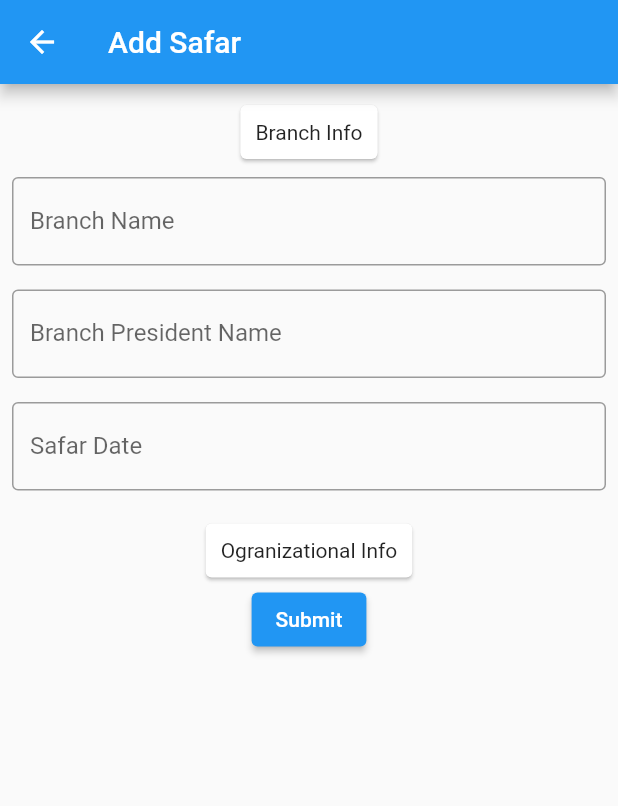
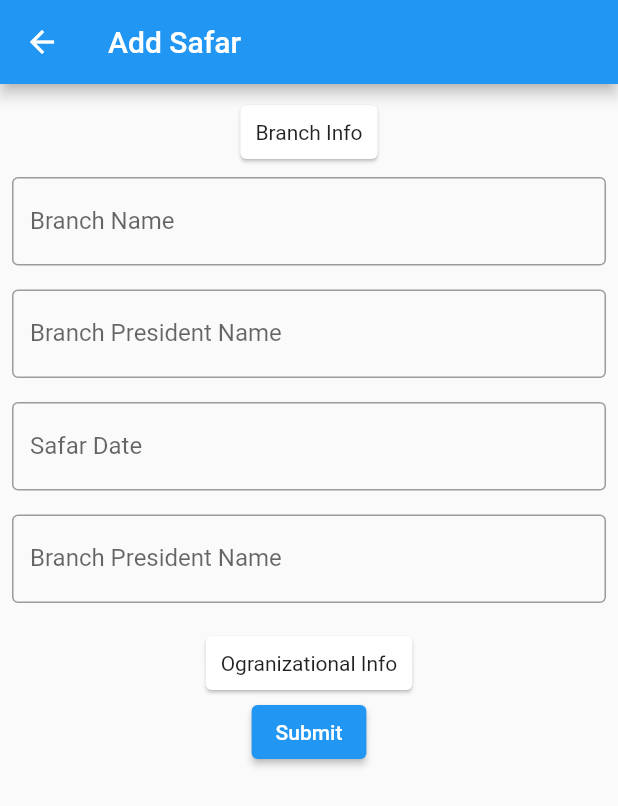
Before and after one commit to bodrulamin/safarprotibedon-dart, a Flutter app: the AddSafar screen opened by its route, on a phone screen of 412 x 824 dp. Shown: the top 806 px of the screen. Run offline on Flutter 3.47's test engine with Material 2 defaults, Android fonts, the phone set to English and light mode, and no system bars; our stand-ins replace cloud_firestore, firebase_auth, firebase_core, flutter_datetime_picker; accounts and stored records are empty.

Commit message:
changed by me

```diff
--- a/lib/main.dart
+++ b/lib/main.dart
@@ -15,6 +15,8 @@ Future<void> main() async {
   await Firebase.initializeApp();
   runApp(MyApp());
 }
+
+
 
 
 
--- a/lib/screens/add_safar.dart
+++ b/lib/screens/add_safar.dart
@@ -36,12 +36,13 @@ class _AddSafarState extends State<AddSafar> {
             child: Column(
               children: <Widget>[
                 // branchinfos
-                getCard(cardText: branchInfo),
+                GetCard(cardText: branchInfo),
                 getBranchInfo(defaultPadding),
 
-                getCard(cardText: orgInfo),
+                GetCard(cardText: orgInfo),
                 ElevatedButton(
                   onPressed: () {
+
                     // Validate returns true if the form is valid, or false otherwise.
                     if (_formKey.currentState!.validate()) {
                       // If the form is valid, display a snackbar. In the real world,
@@ -127,15 +128,25 @@ class _AddSafarState extends State<AddSafar> {
         ),
 
 
-
-
+        Padding(
+          padding: EdgeInsets.fromLTRB(
+              defaultPadding, defaultPadding, defaultPadding, defaultPadding),
+          child: TextFormField(
+            controller: _branchPresidentNameC,
+            decoration: InputDecoration(
+              labelText: Cons.branchPresidentName,
+              border: OutlineInputBorder(),
+            ),
+            // The validator receives the text that the user has entered.
+          ),
+        ),
       ],
     );
   }
 }
 
-class getCard extends StatelessWidget {
-  const getCard({
+class GetCard extends StatelessWidget {
+  const GetCard({
     Key? key,
     required this.cardText,
   }) : super(key: key);
```
